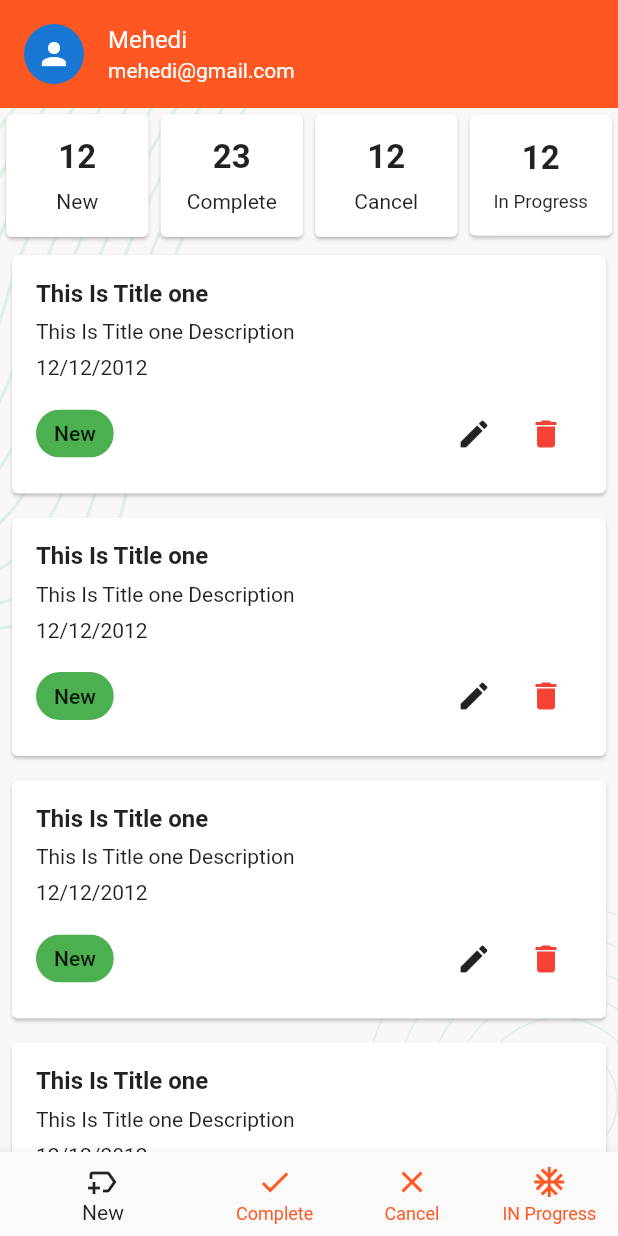
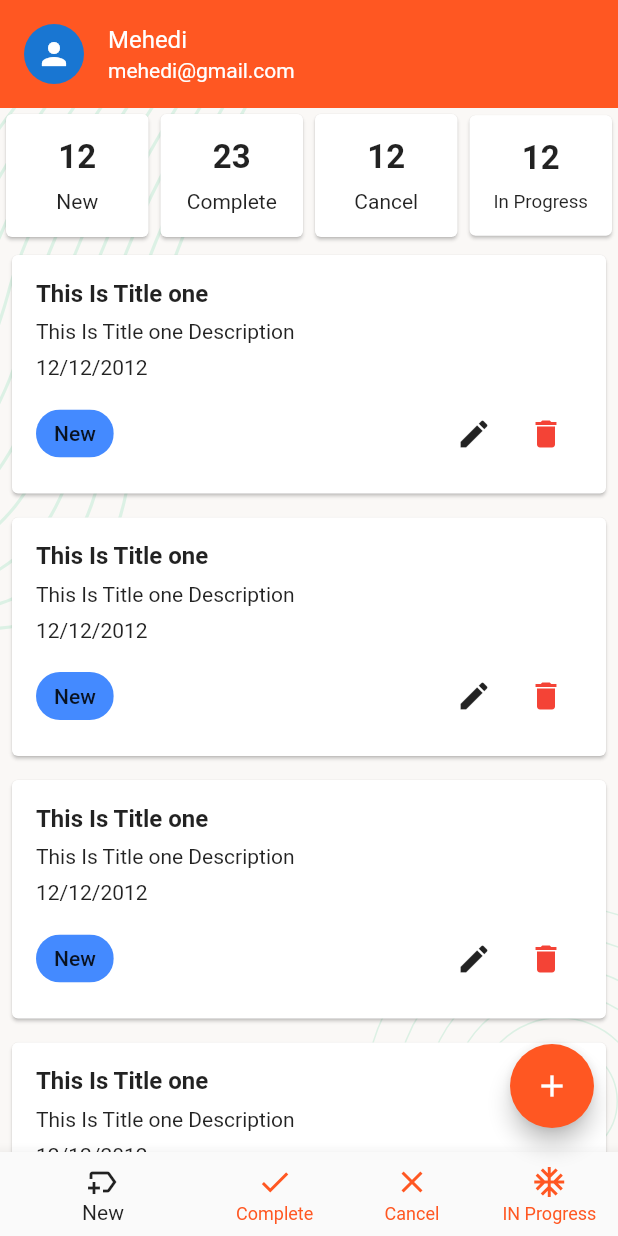
Before and after one commit to mmhedihasan/myfirstflutter, a Flutter app: the MainBottomNavbar screen opened directly, on a phone screen of 412 x 824 dp. Run offline on Flutter 3.47's test engine with Material 2 defaults, Android fonts, the phone set to English and light mode, and no system bars; our stand-ins replace flutter_svg, pin_code_fields.

Commit message:
Task Type Color & add new screen create

```diff
--- a/lib/main.dart
+++ b/lib/main.dart
@@ -1,6 +1,8 @@
 import 'package:flutter/material.dart';
+import 'package:mynewapp/ui/screens/add_new_task_screen.dart';
 import 'package:mynewapp/ui/screens/login.dart';
 import 'package:mynewapp/ui/screens/main_bottom_navbar_item.dart';
+import 'package:mynewapp/ui/screens/new_item.dart';
 
 
 
@@ -14,7 +16,7 @@ class AmazingTask extends StatelessWidget {
   Widget build(BuildContext context) {
     return const MaterialApp(
       debugShowCheckedModeBanner: false,
-      home: LoginScreen() ,
+      home: AddNewTask() ,
     );
   }
 }
--- a/lib/ui/screens/cancel_task_item.dart
+++ b/lib/ui/screens/cancel_task_item.dart
@@ -22,7 +22,7 @@ class _CancelTaskItemState extends State<CancelTaskItem> {
             date: "12/12/2012",
             type: "Cancel",
             onEditPress: (){},
-            onDeletePress: (){},
+            onDeletePress: (){}, BgColor: Colors.red,
           );
         }
 
--- a/lib/ui/screens/complete_task_item.dart
+++ b/lib/ui/screens/complete_task_item.dart
@@ -23,7 +23,7 @@ class _CompleteTaskItemState extends State<CompleteTaskItem> {
             date: "12/12/2012",
             type: "Complete",
             onEditPress: (){},
-            onDeletePress: (){},
+            onDeletePress: (){}, BgColor: Colors.green,
           );
 
         }
--- a/lib/ui/screens/inprogress_task_item.dart
+++ b/lib/ui/screens/inprogress_task_item.dart
@@ -22,7 +22,7 @@ class _InProgressTaskItemState extends State<InProgressTaskItem> {
             date: "12/12/2012",
             type: "In Progress",
             onEditPress: (){},
-            onDeletePress: (){},
+            onDeletePress: (){}, BgColor: Colors.amber,
           );
         }
 
--- a/lib/ui/screens/main_bottom_navbar_item.dart
+++ b/lib/ui/screens/main_bottom_navbar_item.dart
@@ -1,4 +1,5 @@
 import 'package:flutter/material.dart';
+import 'package:mynewapp/ui/screens/add_new_task_screen.dart';
 import 'package:mynewapp/ui/screens/cancel_task_item.dart';
 import 'package:mynewapp/ui/screens/complete_task_item.dart';
 import 'package:mynewapp/ui/screens/inprogress_task_item.dart';
@@ -31,6 +32,13 @@ class _MainBottomNavbarState extends State<MainBottomNavbar> {
             Expanded(child: screens[_selectedScreen])
           ],
       ),
+        floatingActionButton: FloatingActionButton(
+          onPressed: (){
+            Navigator.push(context, MaterialPageRoute(builder: (context)=>AddNewTask()));
+          },
+          backgroundColor: Colors.deepOrange,
+          child: const Icon(Icons.add),
+        ),
         bottomNavigationBar: BottomNavigationBar(
           backgroundColor: Colors.white,
           selectedItemColor: Colors.black87,
--- a/lib/ui/screens/new_item.dart
+++ b/lib/ui/screens/new_item.dart
@@ -55,7 +55,7 @@ class _NewTaskItemState extends State<NewTaskItem> {
                     date: "12/12/2012",
                     type: "New",
                     onEditPress: (){},
-                    onDeletePress: (){},
+                    onDeletePress: (){}, BgColor: Colors.blueAccent,
                   );
                 }
 
--- a/lib/ui/widget/task_widget_item.dart
+++ b/lib/ui/widget/task_widget_item.dart
@@ -1,4 +1,5 @@
 import 'package:flutter/material.dart';
+import 'package:mynewapp/ui/screens/new_item.dart';
 
 class TaskWidgetItem extends StatelessWidget {
   const TaskWidgetItem({
@@ -8,11 +9,12 @@ class TaskWidgetItem extends StatelessWidget {
     required this.date,
     required this.type,
     required this.onEditPress,
-    required this.onDeletePress,
+    required this.onDeletePress, required this.BgColor,
   });
 
   final String title, description, date, type;
   final VoidCallback onEditPress, onDeletePress;
+  final Color BgColor;
 
   @override
   Widget build(BuildContext context) {
@@ -45,7 +47,7 @@ class TaskWidgetItem extends StatelessWidget {
               children: [
                 Chip(
                   label: Text(type),
-                  backgroundColor: Colors.green,
+                  backgroundColor: BgColor,
                 ),
                 Spacer(),
                 IconButton(
```
Also changed, not shown: lib/ui/screens/add_new_task_screen.dart (added, +47 -0 lines).
